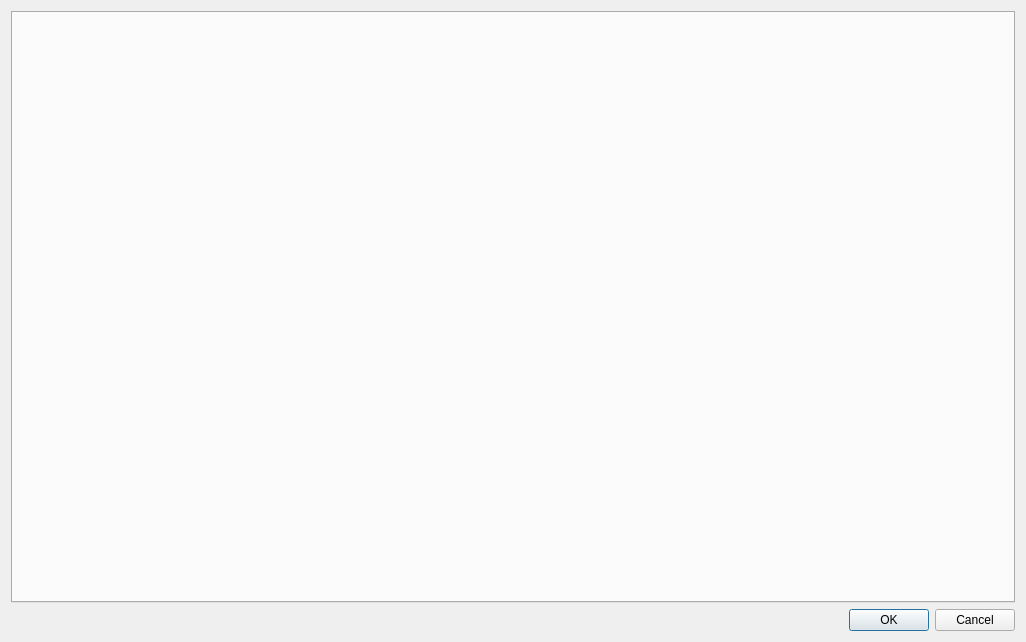
Old version of the form SIM-VICUS/src/SVPreferencesDialog.ui in the repository ghorwin/SIM-VICUS.
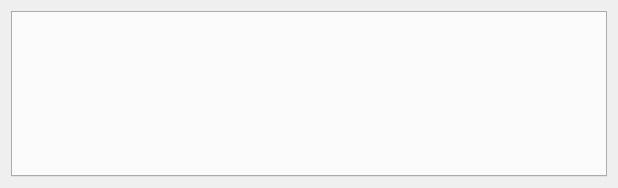
New version of the form.

Commit message: Major refactoring of preferences dialog.

The edit to the form file:
```diff
--- a/SIM-VICUS/src/SVPreferencesDialog.ui
+++ b/SIM-VICUS/src/SVPreferencesDialog.ui
@@ -1,13 +1,13 @@
 <?xml version="1.0" encoding="UTF-8"?>
 <ui version="4.0">
  <class>SVPreferencesDialog</class>
- <widget class="QDialog" name="SVPreferencesDialog">
+ <widget class="QWidget" name="SVPreferencesDialog">
   <property name="geometry">
    <rect>
     <x>0</x>
     <y>0</y>
-    <width>1026</width>
-    <height>642</height>
+    <width>618</width>
+    <height>188</height>
    </rect>
   </property>
   <property name="windowTitle">
@@ -21,16 +21,6 @@
      </property>
     </widget>
    </item>
-   <item>
-    <widget class="QDialogButtonBox" name="buttonBox">
-     <property name="orientation">
-      <enum>Qt::Horizontal</enum>
-     </property>
-     <property name="standardButtons">
-      <set>QDialogButtonBox::Cancel|QDialogButtonBox::Ok</set>
-     </property>
-    </widget>
-   </item>
   </layout>
  </widget>
  <resources/>
```
Left out of the diff: 35 changed lines with no effect on the pictures. The commit also changes 14 other files.
